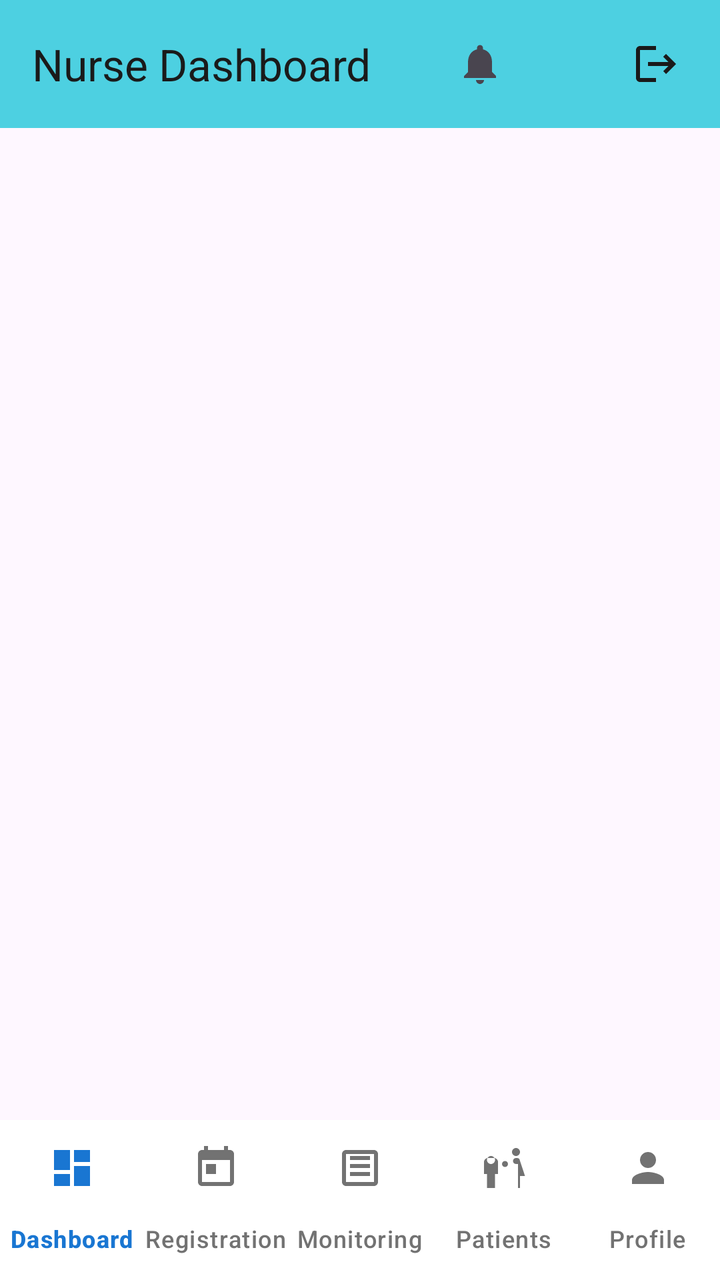
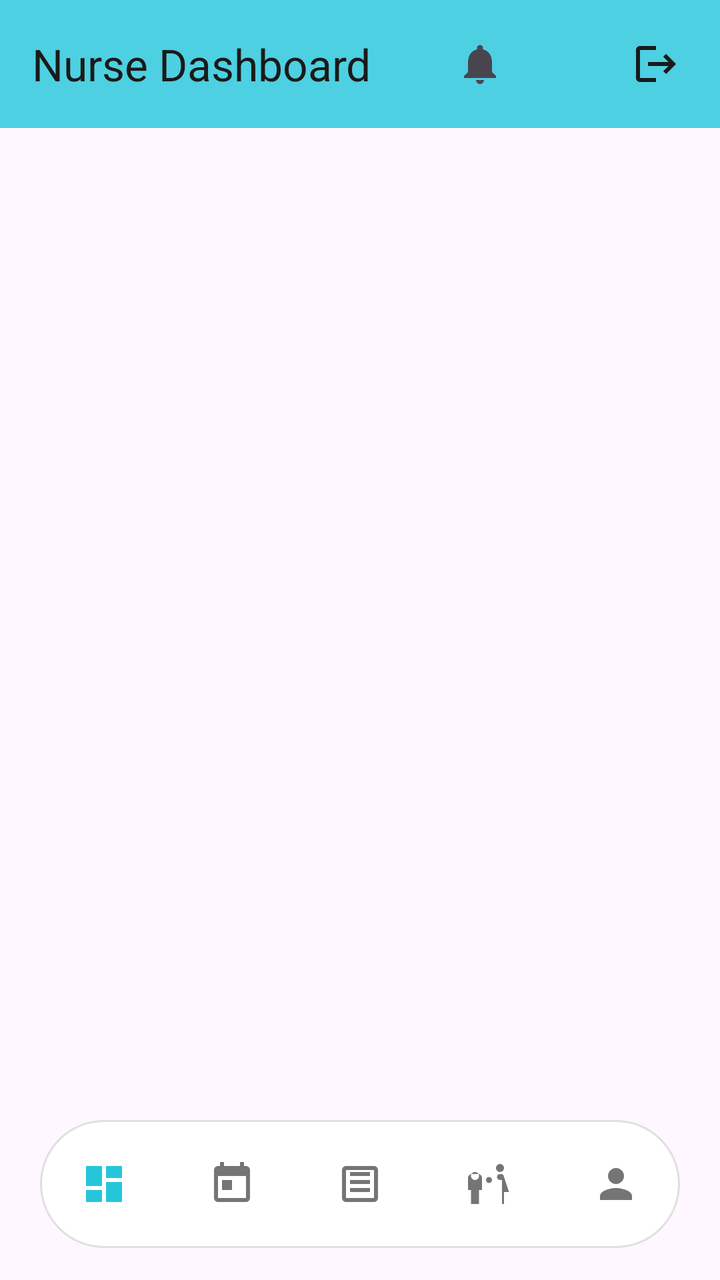

Before-and-after screenshots of an Android layout around one commit, followed by the original layout XML and the change that was made.
<!-- AndroidManifest.xml: activity theme Theme.H_CAS.NoActionBar -->
<!-- res/layout/activity_nurse_dashboard.xml -->
<?xml version="1.0" encoding="utf-8"?>
<androidx.constraintlayout.widget.ConstraintLayout xmlns:android="http://schemas.android.com/apk/res/android"
    xmlns:app="http://schemas.android.com/apk/res-auto"
    xmlns:tools="http://schemas.android.com/tools"
    android:id="@+id/nurseMainLayout"
    android:layout_width="match_parent"
    android:layout_height="match_parent"
    android:fitsSystemWindows="true"
    tools:context=".NurseDashboardActivity">

    
    <com.google.android.material.appbar.MaterialToolbar
        android:id="@+id/toolbar"
        android:layout_width="match_parent"
        android:layout_height="?attr/actionBarSize"
        android:background="@color/nurse_teal"
        android:elevation="4dp"
        app:layout_constraintTop_toTopOf="parent"
        app:title="Nurse Dashboard"
        app:titleTextColor="#1A1A1A">
        
        
        <ImageView
            android:id="@+id/logoutButton"
            android:layout_width="32dp"
            android:layout_height="32dp"
            android:layout_gravity="end"
            android:layout_marginEnd="16dp"
            android:background="?attr/selectableItemBackgroundBorderless"
            android:clickable="true"
            android:focusable="true"
            android:padding="4dp"
            android:src="@drawable/ic_logout"
            android:contentDescription="Logout"
            android:scaleType="fitCenter"
            android:tint="#1A1A1A" />

        
        <FrameLayout
            android:layout_width="wrap_content"
            android:layout_height="wrap_content"
            android:layout_gravity="end"
            android:layout_marginEnd="56dp">
            
            <ImageView
                android:id="@+id/notificationButton"
                android:layout_width="32dp"
                android:layout_height="32dp"
                android:background="?attr/selectableItemBackgroundBorderless"
                android:clickable="true"
                android:focusable="true"
                android:padding="4dp"
                android:src="@drawable/ic_notification"
                android:contentDescription="Notifications"
                android:scaleType="fitCenter" />
            
            
            <TextView
                android:id="@+id/notificationBadge"
                android:layout_width="18dp"
                android:layout_height="18dp"
                android:layout_gravity="top|end"
                android:layout_marginTop="2dp"
                android:layout_marginEnd="2dp"
                android:background="@drawable/badge_background"
                android:gravity="center"
                android:text="0"
                android:textColor="@android:color/white"
                android:textSize="10sp"
                android:textStyle="bold"
                android:visibility="gone" />
        </FrameLayout>
        
    </com.google.android.material.appbar.MaterialToolbar>

    
    <FrameLayout
        android:id="@+id/fragmentContainer"
        android:layout_width="match_parent"
        android:layout_height="0dp"
        app:layout_constraintTop_toBottomOf="@id/toolbar"
        app:layout_constraintBottom_toTopOf="@id/bottomNavigationView"
        app:layout_constraintStart_toStartOf="parent"
        app:layout_constraintEnd_toEndOf="parent" />

    
    <com.google.android.material.bottomnavigation.BottomNavigationView
        android:id="@+id/bottomNavigationView"
        android:layout_width="match_parent"
        android:layout_height="wrap_content"
        android:background="@color/white"
        android:elevation="8dp"
        app:itemIconTint="@color/bottom_nav_item_color"
        app:itemTextColor="@color/bottom_nav_item_color"
        app:labelVisibilityMode="labeled"
        app:menu="@menu/bottom_nav_nurse"
        app:layout_constraintBottom_toBottomOf="parent"
        app:layout_constraintStart_toStartOf="parent"
        app:layout_constraintEnd_toEndOf="parent" />

</androidx.constraintlayout.widget.ConstraintLayout>
<!-- resources referenced by this layout -->
<resources>
  <color name="nurse_teal">#4DD0E1</color>
  <color name="white">#FFFFFFFF</color>
  <!-- drawable badge_background (drawable) -->
  <?xml version="1.0" encoding="utf-8"?>
  <shape xmlns:android="http://schemas.android.com/apk/res/android"
      android:shape="oval">
      <solid android:color="#FF0000" />
      <size
          android:width="18dp"
          android:height="18dp" />
  </shape>
  <!-- drawable ic_logout (drawable) -->
  <vector xmlns:android="http://schemas.android.com/apk/res/android"
      android:width="24dp"
      android:height="24dp"
      android:viewportWidth="24"
      android:viewportHeight="24"
      android:tint="@color/nav_item_color">
    <path
        android:fillColor="@android:color/white"
        android:pathData="M17,7l-1.41,1.41L18.17,11H8v2h10.17l-2.58,2.58L17,17l5,-5zM4,5h8V3H4C2.9,3 2,3.9 2,5v14c0,1.1 0.9,2 2,2h8v-2H4V5z"/>
  </vector>
  <!-- drawable ic_notification (drawable) -->
  <vector xmlns:android="http://schemas.android.com/apk/res/android"
      android:width="24dp"
      android:height="24dp"
      android:viewportWidth="24"
      android:viewportHeight="24"
      android:tint="?attr/colorControlNormal">
      <path
          android:fillColor="@android:color/white"
          android:pathData="M12,22c1.1,0 2,-0.9 2,-2h-4c0,1.1 0.89,2 2,2zM18,16v-5c0,-3.07 -1.64,-5.64 -4.5,-6.32V4c0,-0.83 -0.67,-1.5 -1.5,-1.5s-1.5,0.67 -1.5,1.5v0.68C7.63,5.36 6,7.92 6,11v5l-2,2v1h16v-1l-2,-2z"/>
  </vector>
  <style name="Theme.H_CAS.NoActionBar" parent="Theme.Material3.DayNight.NoActionBar">
          <item name="colorPrimary">@color/primary_blue</item>
          <item name="colorPrimaryDark">@color/primary_blue_dark</item>
          <item name="colorAccent">@color/accent_blue</item>
          <item name="android:statusBarColor">@color/white</item>
          <item name="android:windowLightStatusBar">true</item>
      </style>
  <color name="nav_item_color">#727272</color>
  <color name="primary_blue">#1976D2</color>
  <color name="primary_blue_dark">#1565C0</color>
  <color name="accent_blue">#2196F3</color>
</resources>

<!-- the commit's change to res/layout/activity_nurse_dashboard.xml (unified diff, before → after) -->
@@ -87,12 +87,19 @@
     <com.google.android.material.bottomnavigation.BottomNavigationView
         android:id="@+id/bottomNavigationView"
         android:layout_width="match_parent"
-        android:layout_height="wrap_content"
-        android:background="@color/white"
+        android:layout_height="64dp"
+        android:layout_marginStart="20dp"
+        android:layout_marginEnd="20dp"
+        android:layout_marginBottom="16dp"
+        android:background="@drawable/admin_nav_background"
         android:elevation="8dp"
-        app:itemIconTint="@color/bottom_nav_item_color"
-        app:itemTextColor="@color/bottom_nav_item_color"
-        app:labelVisibilityMode="labeled"
+        android:clipChildren="false"
+        android:clipToPadding="false"
+        app:itemIconTint="@color/nurse_nav_item_color"
+        app:itemIconSize="24dp"
+        app:itemRippleColor="#3326C6DA"
+        app:itemActiveIndicatorStyle="@style/NurseNavActiveIndicator"
+        app:labelVisibilityMode="unlabeled"
         app:menu="@menu/bottom_nav_nurse"
         app:layout_constraintBottom_toBottomOf="parent"
         app:layout_constraintStart_toStartOf="parent"
<!-- resource entries referenced after the edit -->
@@ -1,6 +1,23 @@
 <!-- resources referenced by this layout -->
 <resources>
   <color name="nurse_teal">#4DD0E1</color>
+  <!-- drawable admin_nav_background (drawable) -->
+  <?xml version="1.0" encoding="utf-8"?>
+  <shape xmlns:android="http://schemas.android.com/apk/res/android"
+      android:shape="rectangle">
+      
+      
+      <solid android:color="#FFFFFF" />
+      
+      
+      <corners android:radius="35dp" />
+      
+      
+      <stroke
+          android:width="1dp"
+          android:color="#E0E0E0" />
+          
+  </shape>
   <color name="white">#FFFFFFFF</color>
   <!-- drawable badge_background (drawable) -->
   <?xml version="1.0" encoding="utf-8"?>
@@ -33,6 +50,12 @@
           android:fillColor="@android:color/white"
           android:pathData="M12,22c1.1,0 2,-0.9 2,-2h-4c0,1.1 0.89,2 2,2zM18,16v-5c0,-3.07 -1.64,-5.64 -4.5,-6.32V4c0,-0.83 -0.67,-1.5 -1.5,-1.5s-1.5,0.67 -1.5,1.5v0.68C7.63,5.36 6,7.92 6,11v5l-2,2v1h16v-1l-2,-2z"/>
   </vector>
+  <style name="NurseNavActiveIndicator" parent="Widget.Material3.BottomNavigationView.ActiveIndicator">
+          <item name="android:width">48dp</item>
+          <item name="android:height">36dp</item>
+          <item name="android:color">#E0F7FA</item>
+          <item name="shapeAppearance">@style/NavIndicatorShape</item>
+      </style>
   <style name="Theme.H_CAS.NoActionBar" parent="Theme.Material3.DayNight.NoActionBar">
           <item name="colorPrimary">@color/primary_blue</item>
           <item name="colorPrimaryDark">@color/primary_blue_dark</item>
@@ -41,6 +64,9 @@
           <item name="android:windowLightStatusBar">true</item>
       </style>
   <color name="nav_item_color">#727272</color>
+  <style name="NavIndicatorShape" parent="ShapeAppearance.Material3.Corner.Full">
+          <item name="cornerSize">18dp</item>
+      </style>
   <color name="primary_blue">#1976D2</color>
   <color name="primary_blue_dark">#1565C0</color>
   <color name="accent_blue">#2196F3</color>
